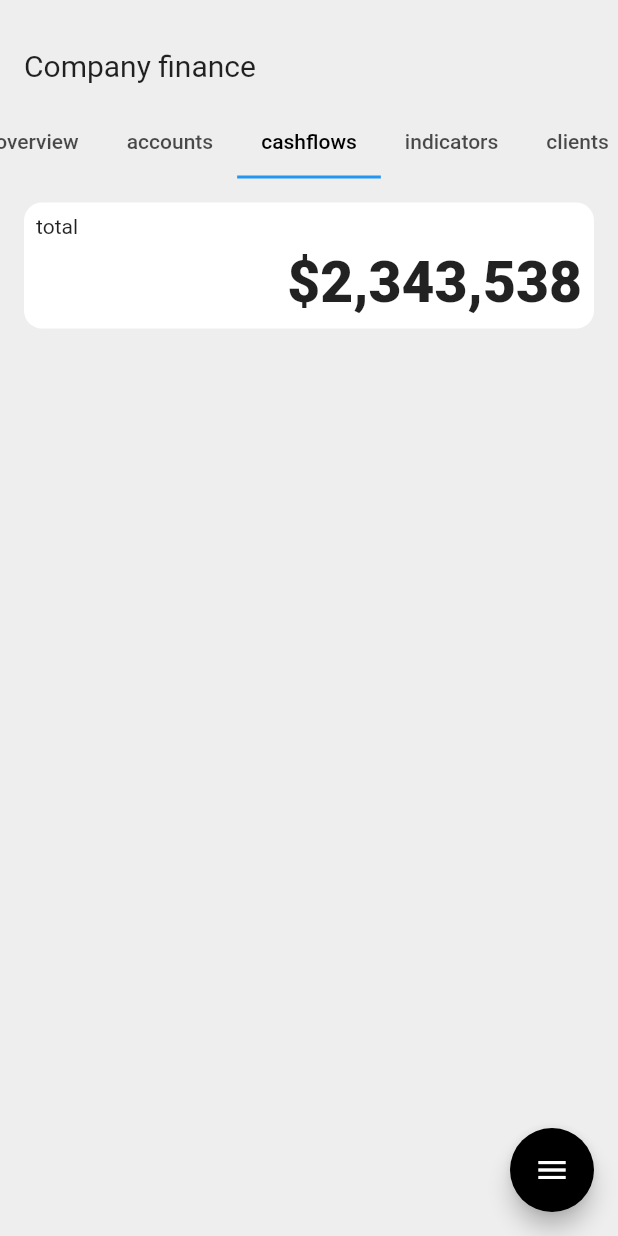
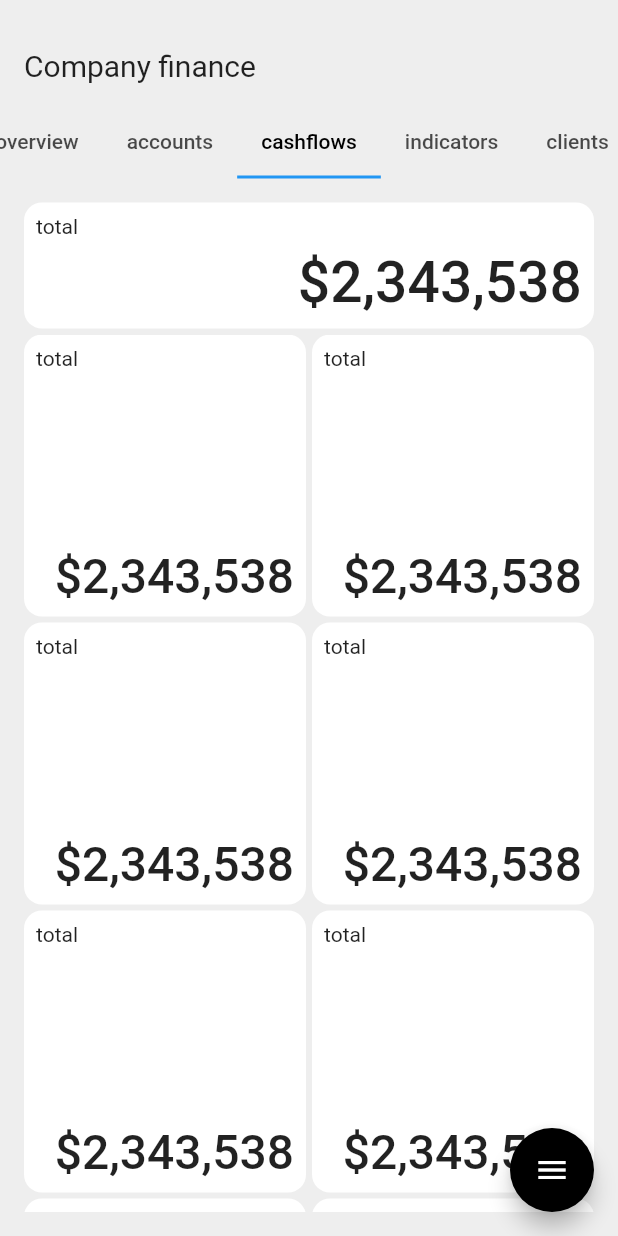
Before and after one commit to JAICHANGPARK/flutter_notebook_19th_story, a Flutter app: the screen it shows after launch, tab 3 chosen, on a phone screen of 412 x 824 dp. Run offline on Flutter 3.47's test engine with Material 2 defaults, Android fonts, the phone set to English and light mode, and no system bars; our stand-ins replace cached_network_image, countup, fl_chart, flutter_riverpod, freezed_annotation, smooth_page_indicator and 1 more.

Commit message:
Update biz_main_page.dart

```diff
--- a/lib/ep1136_business_assistance_app/src/ui/biz_main_page.dart
+++ b/lib/ep1136_business_assistance_app/src/ui/biz_main_page.dart
@@ -89,8 +89,7 @@ class _BizMainPageState extends State<BizMainPage> with SingleTickerProviderStat
                     ),
                   ),
                   Container(),
-                  SingleChildScrollView(
-                    child: Padding(
+                  Padding(
                     padding: const EdgeInsets.all(16.0),
                     child: Column(
                       children: [
@@ -114,15 +113,53 @@ class _BizMainPageState extends State<BizMainPage> with SingleTickerProviderStat
                                   "\$2,343,538",
                                   style: TextStyle(
                                     fontSize: 38,
-                                      fontWeight: FontWeight.w800,
+                                    fontWeight: FontWeight.w500,
                                   ),
                                 ),
                               )
                             ],
                           ),
+                        ),
+                        SizedBox(height: 4,),
+                        Expanded(
+                          child: GridView.builder(
+                            gridDelegate: const SliverGridDelegateWithFixedCrossAxisCount(
+                              crossAxisCount: 2,
+                              crossAxisSpacing: 4,
+                              mainAxisSpacing: 4,
+
+                            ),
+                            itemBuilder: (context, index) {
+                              return Container(
+                                decoration: BoxDecoration(
+                                  color: Colors.white,
+                                  borderRadius: BorderRadius.circular(12),
+                                ),
+                                child: Stack(
+                                  children: const [
+                                    Positioned(
+                                      left: 8,
+                                      top: 8,
+                                      child: Text("total"),
+                                    ),
+                                    Positioned(
+                                      right: 8,
+                                      bottom: 8,
+                                      child: Text(
+                                        "\$2,343,538",
+                                        style: TextStyle(
+                                          fontSize: 32,
+                                          fontWeight: FontWeight.w500,
+                                        ),
+                                      ),
                                     )
                                   ],
                                 ),
+                              );
+                            },
+                          ),
+                        )
+                      ],
                     ),
                   ),
                   Container(),
```
Lines whose indentation alone changed are shown as unchanged.
